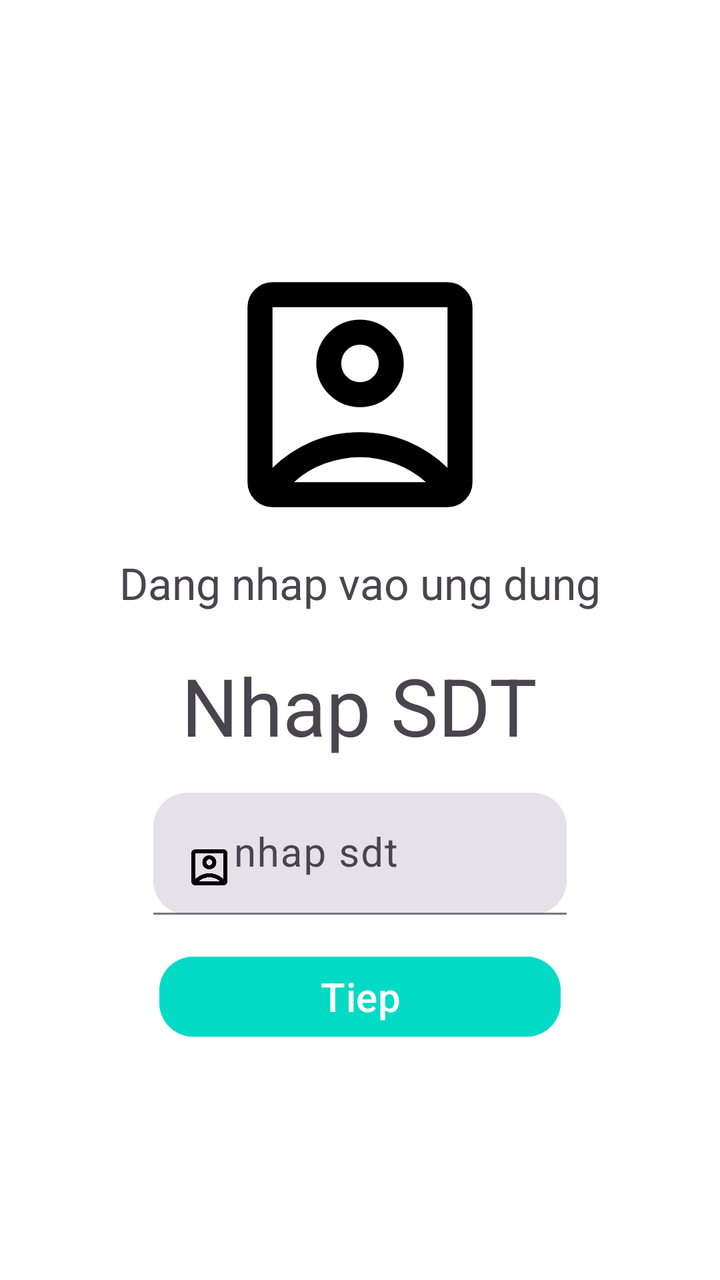
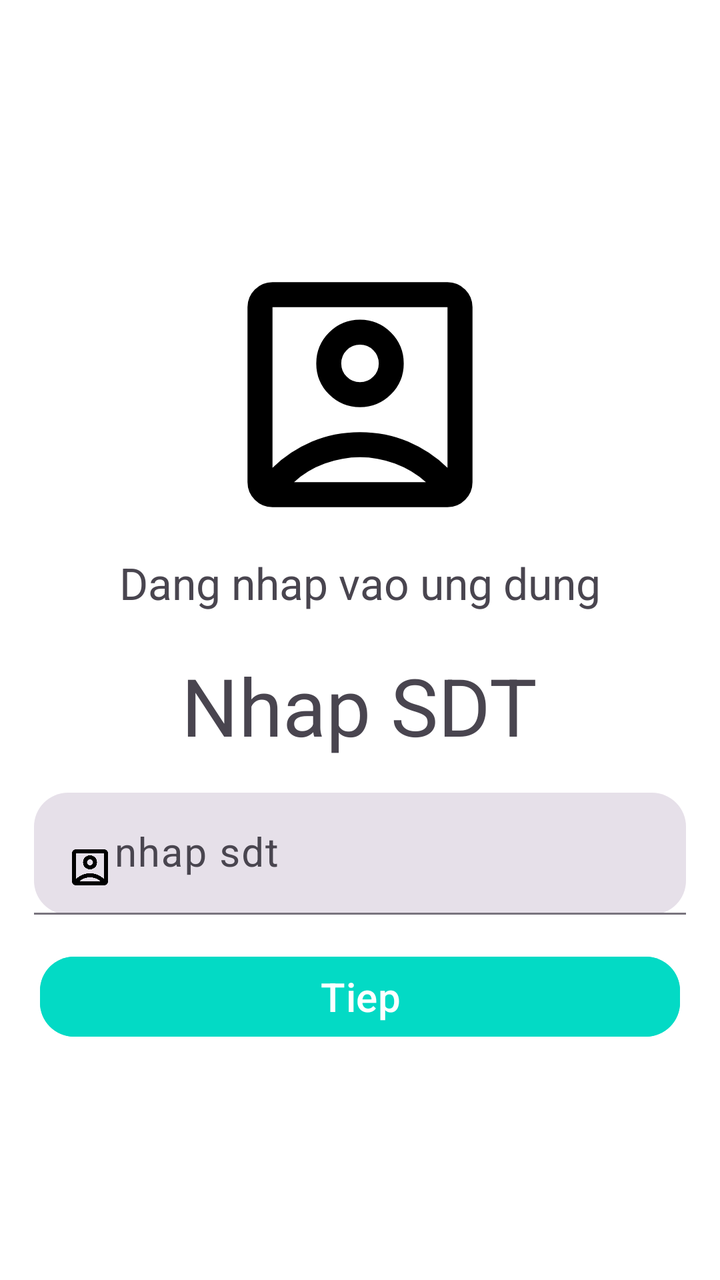

Screens rendered from an Android XML layout before and after an edit, with the pre-edit source and the edit as a unified diff.
<!-- AndroidManifest.xml: application theme Theme.MyApplication -->
<!-- res/layout/fragment_login.xml -->
<?xml version="1.0" encoding="utf-8"?>
<FrameLayout xmlns:android="http://schemas.android.com/apk/res/android"
    xmlns:tools="http://schemas.android.com/tools"
    android:layout_width="match_parent"
    android:background="@android:color/system_neutral1_0"
    android:layout_height="match_parent"
    xmlns:app="http://schemas.android.com/apk/res-auto"
    tools:context=".LoginFragment">

    <LinearLayout
        android:id="@+id/screen"
        android:layout_width="wrap_content"
        android:layout_height="wrap_content"

        android:gravity="center"
        android:layout_gravity="center"
        android:orientation="vertical">
        <ImageView
            android:layout_width="150dp"
            android:layout_height="159dp"
            android:src="@drawable/outline_account_box_24" />

        <TextView
            android:layout_width="wrap_content"
            android:layout_height="wrap_content"
            android:text="Dang nhap vao ung dung"
            android:layout_marginBottom="20dp"
            android:textSize="22dp" />

        <TextView
            android:layout_width="wrap_content"
            android:layout_height="wrap_content"
            android:text="Nhap SDT"
            android:textSize="40dp" />

        <com.google.android.material.textfield.TextInputLayout
            android:id="@+id/user_number"
            style="@style/Widget.Material3.TextInputLayout.FilledBox"
            android:layout_width="match_parent"
            android:layout_height="match_parent"
            android:layout_marginHorizontal="17dp"
            android:layout_marginVertical="17dp"
            app:boxCornerRadiusBottomEnd="17dp"
            app:boxCornerRadiusBottomStart="17dp"
            app:boxCornerRadiusTopEnd="17dp"
            app:boxCornerRadiusTopStart="17dp">
            <com.google.android.material.textfield.TextInputEditText
                android:layout_width="match_parent"
                android:layout_height="match_parent"
                android:drawableStart="@drawable/outline_account_box_24"
                android:hint="nhap sdt"
                android:textSize="20dp" />
        </com.google.android.material.textfield.TextInputLayout>
        <com.google.android.material.button.MaterialButton
            android:id="@+id/btn_tieptuc"
            android:layout_width="match_parent"
            android:layout_height="match_parent"
            android:text="Tiep"
            android:textColor="@color/white"
            android:textSize="20dp"
            android:inputType="number"
            android:backgroundTint="@color/teal_200"
            android:layout_marginHorizontal="20dp"
            app:cornerRadius="17dp"/>

    </LinearLayout>
      
</FrameLayout>
<!-- resources referenced by this layout -->
<resources>
  <color name="teal_200">#FF03DAC5</color>
  <color name="white">#FFFFFFFF</color>
  <!-- drawable outline_account_box_24 (drawable) -->
  <vector xmlns:android="http://schemas.android.com/apk/res/android" android:autoMirrored="true" android:height="24dp" android:tint="#000000" android:viewportHeight="960" android:viewportWidth="960" android:width="24dp">
        
      <path android:fillColor="@android:color/white" android:pathData="M200,714Q254,661 325.5,630.5Q397,600 480,600Q563,600 634.5,630.5Q706,661 760,714L760,200Q760,200 760,200Q760,200 760,200L200,200Q200,200 200,200Q200,200 200,200L200,714ZM579,479Q620,438 620,380Q620,322 579,281Q538,240 480,240Q422,240 381,281Q340,322 340,380Q340,438 381,479Q422,520 480,520Q538,520 579,479ZM200,840Q167,840 143.5,816.5Q120,793 120,760L120,200Q120,167 143.5,143.5Q167,120 200,120L760,120Q793,120 816.5,143.5Q840,167 840,200L840,760Q840,793 816.5,816.5Q793,840 760,840L200,840ZM269,760L691,760Q691,760 691,760Q691,760 691,760Q647,721 591.5,700.5Q536,680 480,680Q424,680 367.5,700.5Q311,721 269,760Q269,760 269,760Q269,760 269,760ZM437.5,422.5Q420,405 420,380Q420,355 437.5,337.5Q455,320 480,320Q505,320 522.5,337.5Q540,355 540,380Q540,405 522.5,422.5Q505,440 480,440Q455,440 437.5,422.5ZM480,457L480,457Q480,457 480,457Q480,457 480,457L480,457Q480,457 480,457Q480,457 480,457L480,457Q480,457 480,457Q480,457 480,457Q480,457 480,457Q480,457 480,457Z"/>
      
  </vector>
  <style name="Theme.MyApplication" parent="Theme.MaterialComponents.DayNight.DarkActionBar">
          
          <item name="colorPrimary">@color/purple_500</item>
          <item name="colorPrimaryVariant">@color/purple_700</item>
          <item name="colorOnPrimary">@color/white</item>
          
          <item name="colorSecondary">@color/teal_200</item>
          <item name="colorSecondaryVariant">@color/teal_700</item>
          <item name="colorOnSecondary">@color/black</item>
          
          <item name="android:statusBarColor">?attr/colorPrimaryVariant</item>
          
      </style>
  <color name="purple_500">#D9B84D</color>
  <color name="purple_700">#F60303</color>
  <color name="teal_700">#D04A0F</color>
  <color name="black">#FF000000</color>
</resources>

<!-- the commit's change to res/layout/fragment_login.xml (unified diff, before → after) -->
@@ -9,7 +9,7 @@
 
     <LinearLayout
         android:id="@+id/screen"
-        android:layout_width="wrap_content"
+        android:layout_width="match_parent"
         android:layout_height="wrap_content"
 
         android:gravity="center"
